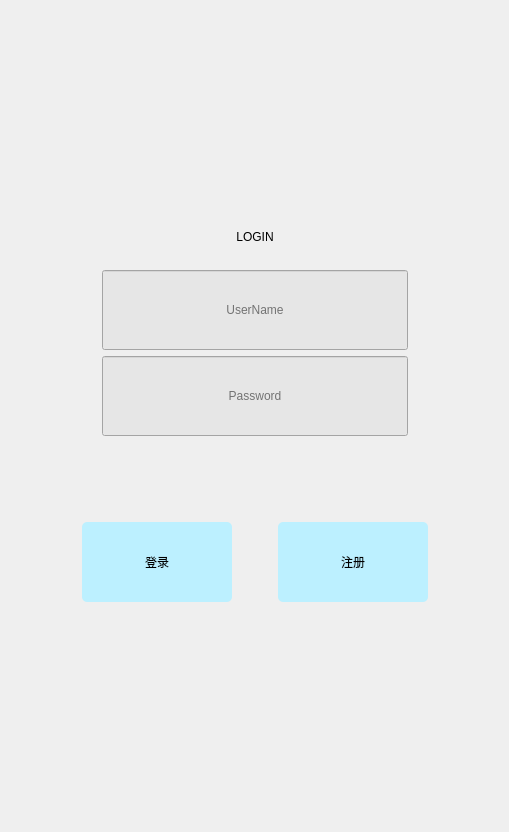
Old version of the form loginwidget.ui in the repository Mr-tang0/TCP-basedmaterial-tensile-testing-machine-control-system.
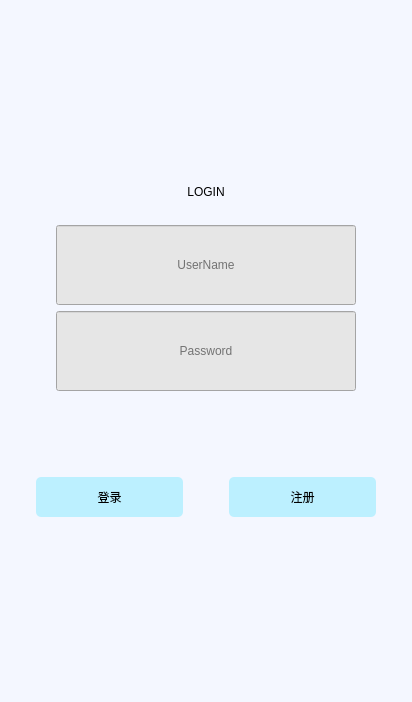
New version of the form. Custom widgets are drawn as their Qt base class.

Patch:
```diff
--- a/loginwidget.ui
+++ b/loginwidget.ui
@@ -6,13 +6,16 @@
    <rect>
     <x>0</x>
     <y>0</y>
-    <width>509</width>
-    <height>832</height>
+    <width>412</width>
+    <height>702</height>
    </rect>
   </property>
   <property name="windowTitle">
    <string>Form</string>
   </property>
+  <property name="styleSheet">
+   <string notr="true">background-color: rgb(244, 247, 255);</string>
+  </property>
   <layout class="QGridLayout" name="gridLayout">
    <item row="0" column="0">
     <layout class="QVBoxLayout" name="verticalLayout_3">
@@ -182,13 +185,13 @@
           </spacer>
          </item>
          <item>
-          <layout class="QHBoxLayout" name="horizontalLayout">
+          <layout class="QHBoxLayout" name="horizontalLayout" stretch="1,0,1">
            <item>
             <widget class="QPushButton" name="loginBtn">
              <property name="minimumSize">
               <size>
-               <width>150</width>
-               <height>80</height>
+               <width>75</width>
+               <height>40</height>
               </size>
              </property>
              <property name="styleSheet">
@@ -218,8 +221,8 @@
             <widget class="QPushButton" name="signUpBtn">
              <property name="minimumSize">
               <size>
-               <width>150</width>
-               <height>80</height>
+               <width>75</width>
+               <height>40</height>
               </size>
              </property>
              <property name="styleSheet">
@@ -268,6 +271,13 @@
    </item>
   </layout>
  </widget>
+ <customwidgets>
+  <customwidget>
+   <class>QtMaterialTextField</class>
+   <extends>QLineEdit</extends>
+   <header>qtmaterialtextfield.h</header>
+  </customwidget>
+ </customwidgets>
  <resources/>
  <connections/>
 </ui>
```
Left out of the diff: 4 changed lines with no effect on the pictures.
